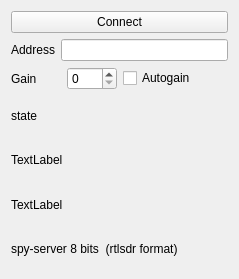
First picture: the form in src/devices/spy-server/spyserver-client.ui, repository tomneda/DABstar, before the edit.
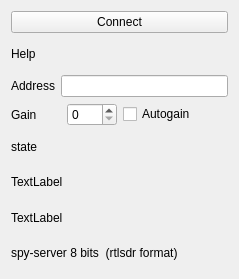
Second picture: the form after the edit.

Commit message: Refactor SpyServer client and handler methods

```diff
--- a/src/devices/spy-server/spyserver-client.ui
+++ b/src/devices/spy-server/spyserver-client.ui
@@ -25,6 +25,13 @@
      </item>
     </layout>
    </item>
+   <item>
+    <widget class="QLabel" name="lblHelp">
+     <property name="text">
+      <string>Help</string>
+     </property>
+    </widget>
+   </item>
    <item>
     <layout class="QHBoxLayout" name="horizontalLayout_4">
      <item>
```
The commit also changes 5 other files.
